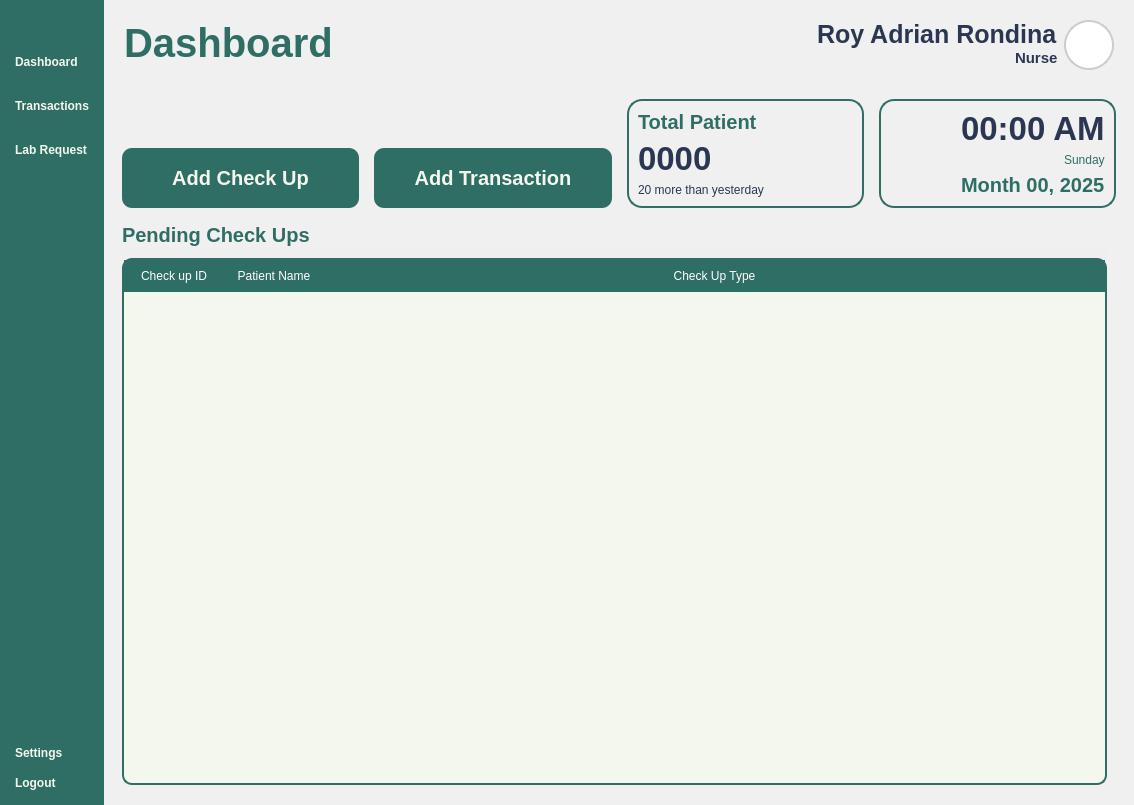
This is Views/Staff_Dashboard.ui in VinsmokeSanji69/COVACHA_CLINIC_SYSTEM as Qt 5 draws it before an edit. The edited form follows.
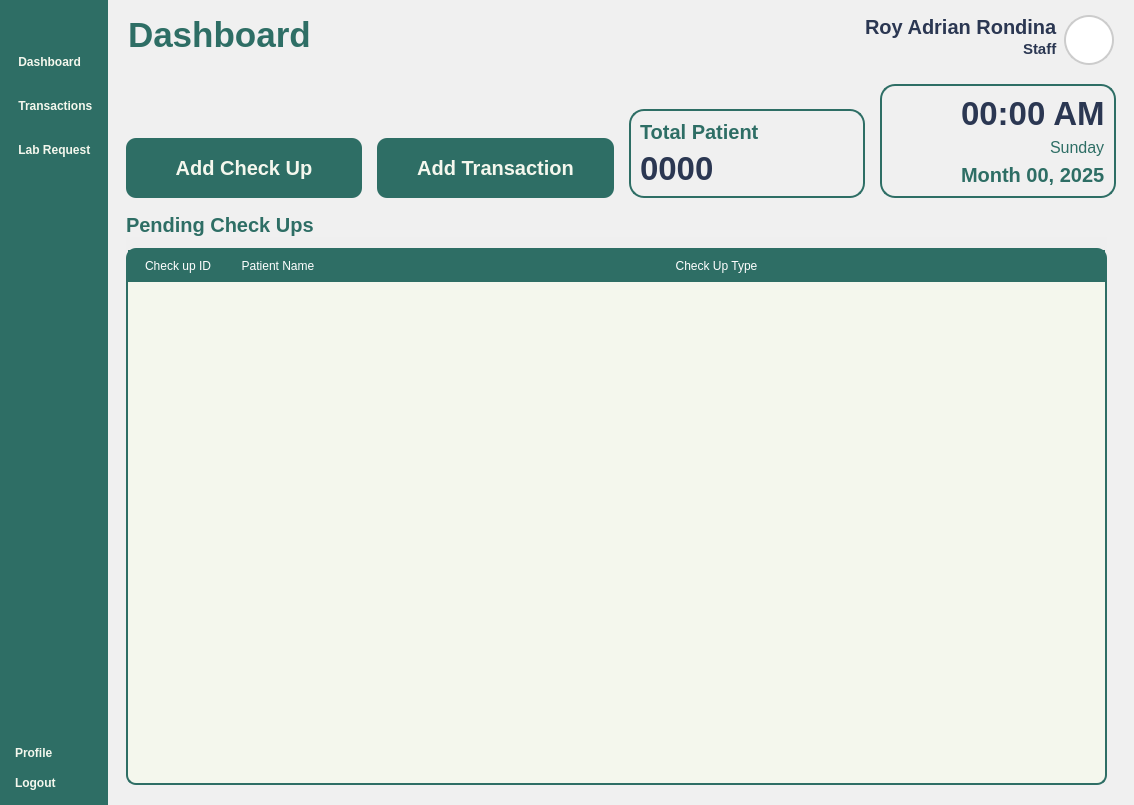
This is the edited form. Icons and pictures are not drawn.

Diff of the .ui file:
```diff
--- a/Views/Staff_Dashboard.ui
+++ b/Views/Staff_Dashboard.ui
@@ -133,7 +133,7 @@
 </string>
           </property>
           <property name="text">
-           <string>Dashboard</string>
+           <string> Dashboard</string>
           </property>
           <property name="icon">
            <iconset resource="../Images/resources.qrc">
@@ -150,7 +150,7 @@
         <item>
          <widget class="QPushButton" name="TransactionsButton">
           <property name="text">
-           <string>Transactions</string>
+           <string> Transactions</string>
           </property>
           <property name="icon">
            <iconset resource="../Images/resources.qrc">
@@ -167,7 +167,7 @@
         <item>
          <widget class="QPushButton" name="LabButton">
           <property name="text">
-           <string>Lab Request</string>
+           <string> Lab Request</string>
           </property>
           <property name="icon">
            <iconset resource="../Images/resources.qrc">
@@ -207,7 +207,7 @@
         <item>
          <widget class="QPushButton" name="pushButton_9">
           <property name="text">
-           <string>Settings</string>
+           <string>Profile</string>
           </property>
           <property name="icon">
            <iconset resource="../Images/resources.qrc">
@@ -323,6 +323,33 @@
       </property>
       <item>
        <widget class="QFrame" name="Header">
+        <property name="styleSheet">
+         <string notr="true">#Header {
+	padding: 10px 20px;
+	padding-top: 15px;
+}
+QLabel {
+    padding: 0px; 
+}
+#UserType {
+	font: 300 10pt &quot;Lexend Light&quot;;
+	font-size: 15px;
+	color: #2B3752;
+}
+#UserName {
+	font: 600 10pt &quot;Lexend SemiBold&quot;;
+	font-size: 20px;
+	color: #2B3752;
+}
+#InterfaceTitle{
+	font-size: 35px;
+}
+QGraphicsView {
+    border: 2px solid #ccc; 
+    border-radius: 25px;
+    background: white; 
+}</string>
+        </property>
         <property name="frameShape">
          <enum>QFrame::StyledPanel</enum>
         </property>
@@ -378,7 +405,7 @@
              <item alignment="Qt::AlignRight">
               <widget class="QLabel" name="UserType">
                <property name="text">
-                <string>Nurse</string>
+                <string>Staff</string>
                </property>
                <property name="alignment">
                 <set>Qt::AlignLeading</set>
@@ -497,7 +524,7 @@
 #Day {
 	color: #2e6e65;
 	font-weight: 300;
-	font-size: 12px
+	font-size: 16px
 }
 
 </string>
@@ -567,8 +594,14 @@
               </property>
              </widget>
             </item>
-            <item>
+            <item alignment="Qt::AlignBottom">
              <widget class="QFrame" name="TotalPatient">
+              <property name="sizePolicy">
+               <sizepolicy hsizetype="Preferred" vsizetype="Preferred">
+                <horstretch>0</horstretch>
+                <verstretch>0</verstretch>
+               </sizepolicy>
+              </property>
               <property name="frameShape">
                <enum>QFrame::StyledPanel</enum>
               </property>
@@ -576,7 +609,7 @@
                <enum>QFrame::Raised</enum>
               </property>
               <layout class="QVBoxLayout" name="verticalLayout_8">
-               <item>
+               <item alignment="Qt::AlignBottom">
                 <widget class="QLabel" name="label_9">
                  <property name="text">
                   <string>Total Patient</string>
@@ -596,13 +629,6 @@
                  </property>
                 </widget>
                </item>
-               <item alignment="Qt::AlignTop">
-                <widget class="QLabel" name="Review">
-                 <property name="text">
-                  <string>20 more than yesterday</string>
-                 </property>
-                </widget>
-               </item>
               </layout>
              </widget>
             </item>
@@ -723,8 +749,8 @@
                    <rect>
                     <x>0</x>
                     <y>0</y>
-                    <width>826</width>
-                    <height>522</height>
+                    <width>863</width>
+                    <height>538</height>
                    </rect>
                   </property>
                   <layout class="QVBoxLayout" name="verticalLayout_7">
```
Left out of the diff: 6 changed lines with no effect on the pictures.
